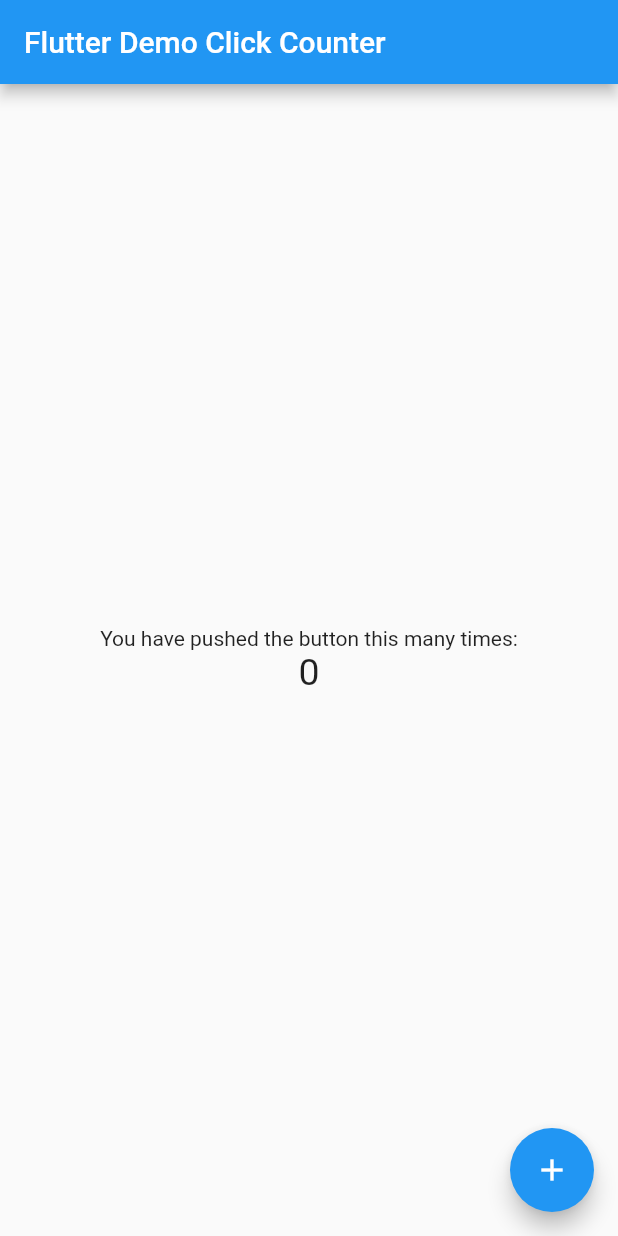
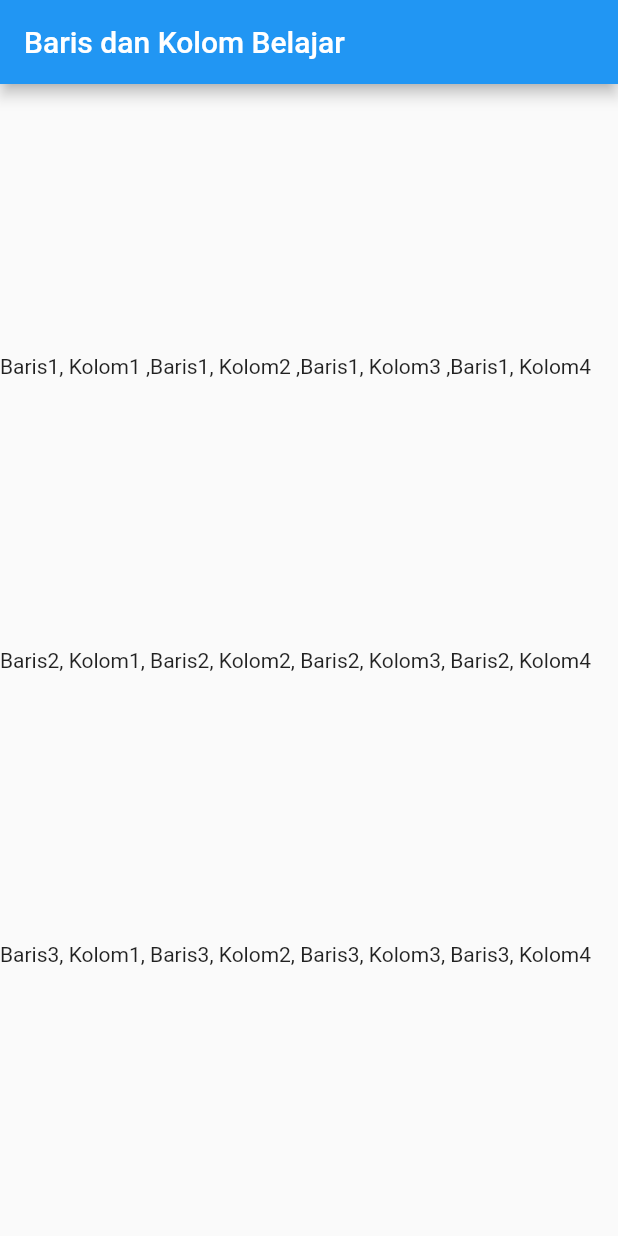
Before and after one commit to evakristiana/flutter_eva1, a Flutter app: the screen it shows after launch, on a phone screen of 412 x 824 dp. Run offline on Flutter 3.47's test engine with Material 2 defaults, Android fonts, the phone set to English and light mode, and no system bars.

Commit message:
membuat baris kolom

```diff
--- /dev/null
+++ b/lib/baris_kolom.dart
@@ -0,0 +1,37 @@
+import 'package:flutter/material.dart';
+
+class BarisKolom extends StatelessWidget {
+  const BarisKolom({Key? key}) : super(key: key);
+
+  @override
+  Widget build(BuildContext context) {
+    return Scaffold(
+      appBar: AppBar(
+        title: const Text("Baris dan Kolom Belajar"),
+      ),
+      body: Column(
+        mainAxisAlignment: MainAxisAlignment.spaceEvenly,
+        children: [
+          Row(children: const [
+            Text("Baris1, Kolom1 ,"),
+            Text("Baris1, Kolom2 ,"),
+            Text("Baris1, Kolom3 ,"),
+            Text("Baris1, Kolom4 ")
+          ]),
+          Row(children: const [
+            Text("Baris2, Kolom1, "),
+            Text("Baris2, Kolom2, "),
+            Text("Baris2, Kolom3, "),
+            Text("Baris2, Kolom4 ")
+          ]),
+          Row(children: const [
+            Text("Baris3, Kolom1, "),
+            Text("Baris3, Kolom2, "),
+            Text("Baris3, Kolom3, "),
+            Text("Baris3, Kolom4 ")
+          ])
+        ],
+      ),
+    );
+  }
+}
--- /dev/null
+++ b/lib/column_widget.dart
@@ -0,0 +1,22 @@
+import 'package:flutter/material.dart';
+
+class ColumnWidget extends StatelessWidget {
+  const ColumnWidget({Key? key}) : super(key: key);
+
+  @override
+  Widget build(BuildContext context) {
+    return Scaffold(
+      appBar: AppBar(
+        title: const Text("Widget Column"),
+      ),
+      body: Column(
+        children: const [
+          Text("Kolom 1"),
+          Text("Kolom 2"),
+          Text("Kolom 3"),
+          Text("Kolom 4")
+        ],
+      ),
+    );
+  }
+}
--- a/lib/main.dart
+++ b/lib/main.dart
@@ -1,91 +1,19 @@
 import 'package:flutter/material.dart';
+import 'baris_kolom.dart';
 
-void main() => runApp(MyApp());
+void main() {
+  runApp(const MyApp());
+}
 
 class MyApp extends StatelessWidget {
-  const MyApp({super.key});
-  static const String _title = 'Flutter Stateful Clicker Counter';
+  const MyApp({Key? key}) : super(key: key);
+
   // This widget is the root of your application.
   @override
   Widget build(BuildContext context) {
-    return MaterialApp(
-      title: _title,
-      theme: ThemeData(
-        primarySwatch: Colors.blue,
-      ),
-      home: MyHomePage(),
+    return const MaterialApp(
+      title: 'Klinik',
+      home: BarisKolom(),
     );
   }
 }
-
-class MyHomePage extends StatefulWidget {
-  const MyHomePage({super.key});
-  // This widget is the home page of your application. It is stateful, meaning
-  // that it has a State object (defined below) that contains fields that affect
-  // how it looks.
-  // This class is the configuration for the state.
-  @override
-  _MyHomePageState createState() => _MyHomePageState();
-}
-
-class _MyHomePageState extends State<MyHomePage> {
-  int _counter = 0;
-
-  void _incrementCounter() {
-    setState(() {
-      // This call to setState tells the Flutter framework that something has
-      // changed in this State, which causes it to rerun the build method below
-      // so that the display can reflect the updated values. If we changed
-      // _counter without calling setState(), then the build method would not be
-      // called again, and so nothing would appear to happen.
-      _counter++;
-    });
-  }
-
-  @override
-  Widget build(BuildContext context) {
-    // This method is rerun every time setState is called, for instance as done
-    // by the _incrementCounter method above.
-    //
-    // The Flutter framework has been optimized to make rerunning build methods
-    // fast, so that you can just rebuild anything that needs updating rather
-    // than having to individually change instances of widgets.
-    return Scaffold(
-      appBar: AppBar(
-        // Here we take the value from the MyHomePage object that was created by
-        // the App.build method, and use it to set our appbar title.
-        title: Text('Flutter Demo Click Counter'),
-      ),
-      body: Center(
-        // Center is a layout widget. It takes a single child and positions it
-        // in the middle of the parent.
-        child: Column(
-          // Column is also a layout widget. It takes a list of children and
-          // arranges them vertically. By default, it sizes itself to fit its
-          // children horizontally, and tries to be as tall as its parent.
-          //
-          // Column has various properties to control how it sizes itself and
-          // how it positions its children. Here we use mainAxisAlignment to
-          // center the children vertically; the main axis here is the vertical
-          // axis because Columns are vertical (the cross axis would be
-          // horizontal).
-          mainAxisAlignment: MainAxisAlignment.center,
-          children: <Widget>[
-            Text(
-              'You have pushed the button this many times:',
-            ),
-            Text(
-              '$_counter',
-              style: TextStyle(fontSize: 25),
-            ),
-          ],
-        ),
-      ),
-      floatingActionButton: FloatingActionButton(
-        onPressed: _incrementCounter,
-        tooltip: 'Increment',
-        child: Icon(Icons.add),
-      ),
-    );
-  }
-}
```
Also changed, not shown: lib/hello_world.dart (added, +17 -0 lines), lib/row_widget.dart (added, +22 -0 lines).
